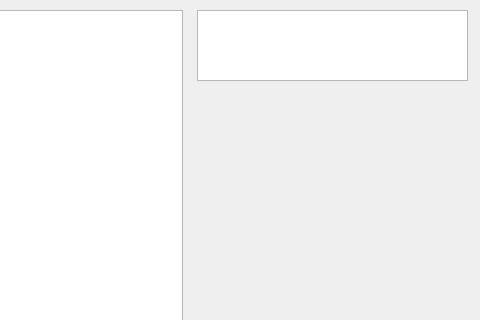
Before: the Qt Designer form ui/page_main.ui in AmmarSyamil/HyprSP, drawn with Qt 5; both pictures show x 293 to 773 and y 0 to 320 of the 773 by 401 pixel window.
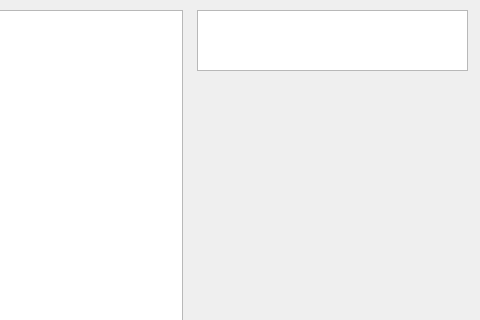
After: the same form once the commit is applied. Custom widgets are drawn as their Qt base class.

Patch:
```diff
--- a/ui/page_main.ui
+++ b/ui/page_main.ui
@@ -36,16 +36,6 @@
     </rect>
    </property>
   </widget>
-  <widget class="QListView" name="app_list">
-   <property name="geometry">
-    <rect>
-     <x>490</x>
-     <y>10</y>
-     <width>271</width>
-     <height>71</height>
-    </rect>
-   </property>
-  </widget>
   <widget class="QWidget" name="web" native="true">
    <property name="geometry">
     <rect>
@@ -66,6 +56,34 @@
     </rect>
    </property>
   </widget>
+  <widget class="QListWidget" name="app_list">
+   <property name="geometry">
+    <rect>
+     <x>490</x>
+     <y>10</y>
+     <width>271</width>
+     <height>61</height>
+    </rect>
+   </property>
+   <property name="movement">
+    <enum>QListView::Movement::Free</enum>
+   </property>
+   <property name="flow">
+    <enum>QListView::Flow::LeftToRight</enum>
+   </property>
+   <property name="isWrapping" stdset="0">
+    <bool>false</bool>
+   </property>
+   <property name="resizeMode">
+    <enum>QListView::ResizeMode::Adjust</enum>
+   </property>
+   <property name="layoutMode">
+    <enum>QListView::LayoutMode::Batched</enum>
+   </property>
+   <property name="viewMode">
+    <enum>QListView::ViewMode::IconMode</enum>
+   </property>
+  </widget>
  </widget>
  <customwidgets>
   <customwidget>
```
